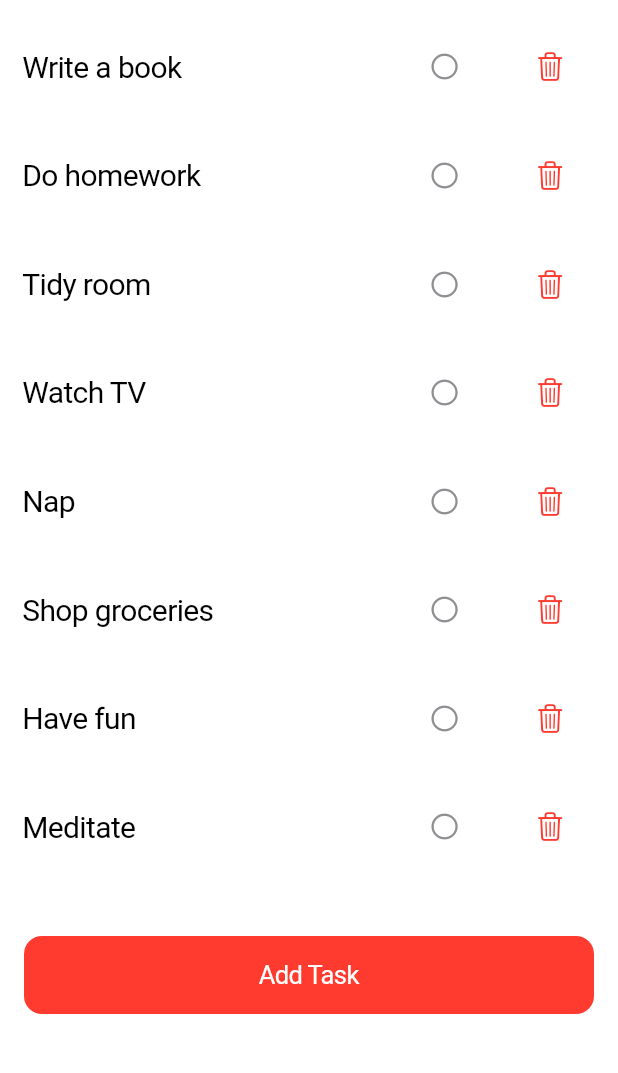
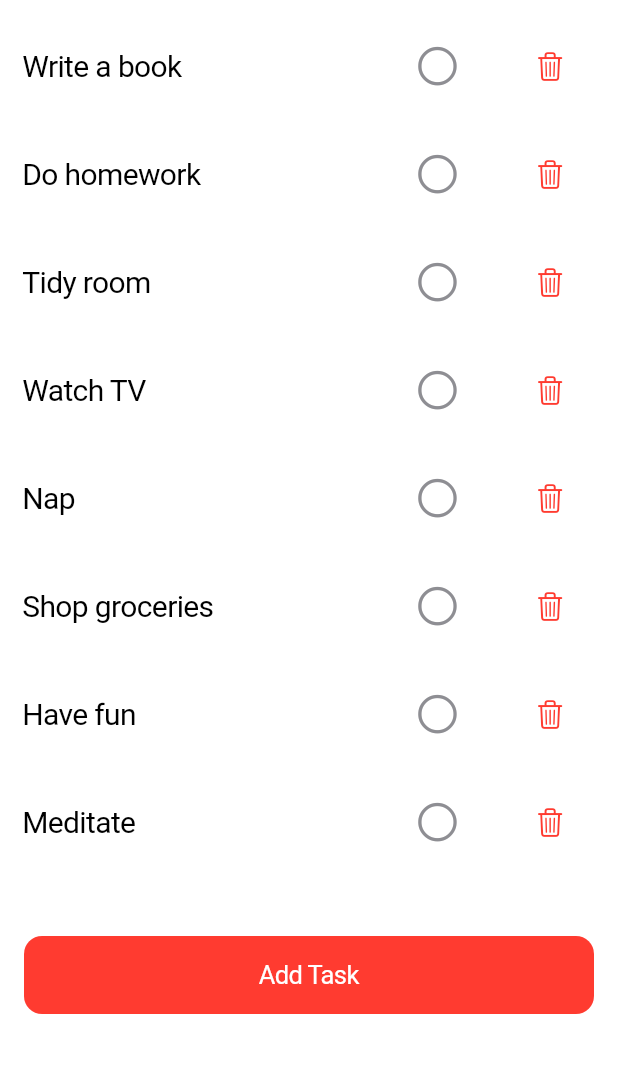
Before and after one commit to gu-tig333-ht23/gusisevi, a Flutter app: the screen it shows after launch, on a phone screen of 412 x 824 dp, the part 132-1205 px from its top. Run offline on Flutter 3.47's test engine with Material 2 defaults, Android fonts, the phone set to English and light mode, and no system bars.

Commit message:
Week 2 completed.

```diff
--- /dev/null
+++ b/lib/home_page.dart
@@ -0,0 +1,197 @@
+// Till min kodgranskare:
+// Jag använder en fruktansvärd datalagring för tillfället.
+// Den erästts med API nästa vecka
+
+import 'package:flutter/cupertino.dart';
+import 'package:flutter/services.dart';
+import 'task_item.dart';
+import 'add_task_page.dart';
+
+enum TaskFilter { all, completed, notCompleted }
+
+class TaskPage extends StatefulWidget {
+  const TaskPage({Key? key}) : super(key: key);
+
+  @override
+  TaskPageState createState() => TaskPageState();
+}
+
+class TaskPageState extends State<TaskPage> {
+  TaskFilter currentFilter = TaskFilter.all;
+  List<Task> _getFilteredTasks() {
+    switch (currentFilter) {
+      case TaskFilter.all:
+        return tasks;
+      case TaskFilter.completed:
+        return tasks.where((task) => task.isCompleted).toList();
+      case TaskFilter.notCompleted:
+        return tasks.where((task) => !task.isCompleted).toList();
+      default:
+        return tasks;
+    }
+  }
+
+  List<Task> tasks = [
+    Task(name: 'Write a book'),
+    Task(name: 'Do homework'),
+    Task(name: 'Tidy room'),
+    Task(name: 'Watch TV'),
+    Task(name: 'Nap'),
+    Task(name: 'Shop groceries'),
+    Task(name: 'Have fun'),
+    Task(name: 'Meditate'),
+    // TO DO: Will be replaced with API. This is temporary solution.
+  ];
+
+  @override
+  Widget build(BuildContext context) {
+    return CupertinoPageScaffold(
+      child: Stack(
+        children: [
+          CustomScrollView(
+            slivers: <Widget>[
+              CupertinoSliverNavigationBar(
+                largeTitle: Text('Vincent To Do'),
+                trailing: CupertinoButton(
+                  padding: EdgeInsets.zero,
+                  color: CupertinoTheme.of(context).primaryColor,
+                  borderRadius: BorderRadius.circular(25.0),
+                  child: Icon(CupertinoIcons.ellipsis),
+                  onPressed: () {
+                    print("Menu Button Pressed");
+                    _showMenu();
+                  },
+                ),
+              ),
+              SliverList(
+                delegate: SliverChildBuilderDelegate(
+                  (BuildContext context, int index) {
+                    final taskItem = _getFilteredTasks()[index];
+                    return Dismissible(
+                      key: ValueKey(taskItem.name),
+                      background: Container(
+                        color: CupertinoColors.destructiveRed,
+                        alignment: Alignment.centerRight,
+                        child: Padding(
+                          padding: const EdgeInsets.only(right: 10.0),
+                          child: Icon(CupertinoIcons.delete),
+                        ),
+                      ),
+                      secondaryBackground: Container(
+                        alignment: Alignment.centerRight,
+                        color: CupertinoColors.destructiveRed,
+                        child: Row(
+                          mainAxisAlignment: MainAxisAlignment.end,
+                          children: [
+                            Text("Delete",
+                                style: TextStyle(color: CupertinoColors.white)),
+                            SizedBox(width: 10),
+                            Icon(CupertinoIcons.delete,
+                                color: CupertinoColors.white),
+                          ],
+                        ),
+                      ),
+                      onDismissed: (direction) {
+                        final deletedTask =
+                            taskItem; // TO DO: Repalce with API.
+
+                        setState(() {
+                          HapticFeedback.selectionClick();
+                          tasks.remove(deletedTask); // TO DO: Replace with API.
+                        });
+                      },
+                      child: TaskItem(
+                        task: taskItem,
+                        onDelete: () {
+                          setState(() {
+                            tasks.remove(taskItem); // TO DO: Repalce with API.
+                          });
+                        },
+                        onToggleComplete: () {
+                          setState(() {
+                            tasks[index].isCompleted =
+                                !tasks[index].isCompleted;
+                          });
+                        },
+                      ),
+                    );
+                  },
+                  childCount: _getFilteredTasks().length,
+                ),
+              ),
+            ],
+          ),
+          Positioned(
+            left: 16,
+            right: 16,
+            bottom: 60,
+            child: CupertinoButton.filled(
+              child: Text('Add Task'),
+              onPressed: () async {
+                HapticFeedback.selectionClick();
+
+                String? newTask = await Navigator.of(context).push<String>(
+                  CupertinoPageRoute(
+                    builder: (context) => AddTaskPage(),
+                  ),
+                );
+
+                print("Returned task: $newTask");
+                if (newTask != null && newTask.isNotEmpty) {
+                  setState(() {
+                    tasks.add(Task(name: newTask));
+                  });
+                }
+              },
+            ),
+          ),
+        ],
+      ),
+    );
+  }
+
+  void _showMenu() {
+    showCupertinoModalPopup(
+      context: context,
+      builder: (context) => CupertinoActionSheet(
+        title: Text('Filter tasks'),
+        actions: [
+          CupertinoActionSheetAction(
+            child: Text('All'),
+            onPressed: () {
+              setState(() {
+                currentFilter = TaskFilter.all;
+              });
+              Navigator.pop(context);
+            },
+          ),
+          CupertinoActionSheetAction(
+            child: Text('Completed'),
+            onPressed: () {
+              setState(() {
+                currentFilter = TaskFilter.completed;
+              });
+              Navigator.pop(context);
+            },
+          ),
+          CupertinoActionSheetAction(
+            child: Text('Not completed'),
+            onPressed: () {
+              setState(() {
+                currentFilter = TaskFilter.notCompleted;
+              });
+              Navigator.pop(context);
+            },
+          ),
+        ],
+        cancelButton: CupertinoActionSheetAction(
+          isDefaultAction: true,
+          child: Text('Cancel'),
+          onPressed: () {
+            Navigator.pop(context);
+          },
+        ),
+      ),
+    );
+  }
+}
--- a/lib/main.dart
+++ b/lib/main.dart
@@ -1,11 +1,11 @@
 import 'package:flutter/cupertino.dart';
-import 'task_page.dart';
+import 'home_page.dart';
 
 void main() {
-  runApp(MyApp());
+  runApp(TodoApp());
 }
 
-class MyApp extends StatelessWidget {
+class TodoApp extends StatelessWidget {
   @override
   Widget build(BuildContext context) {
     return CupertinoApp(
--- a/lib/task_item.dart
+++ b/lib/task_item.dart
@@ -1,44 +1,79 @@
 import 'package:flutter/cupertino.dart';
 import 'package:flutter/services.dart';
 
+// TO DO: class Task will be replaced with API. This is a temporary solution.
+class Task {
+  final String name;
+  bool isCompleted;
+
+  Task({required this.name, this.isCompleted = false});
+}
+
 class TaskItem extends StatelessWidget {
-  final String task;
+  final Task task;
+  final VoidCallback onDelete;
+  final VoidCallback onToggleComplete;
 
   TaskItem({
-    super.key,
+    Key? key,
     required this.task,
-    // TO DO: isCompleted state
-  });
+    required this.onDelete,
+    required this.onToggleComplete,
+  }) : super(key: key);
 
   @override
   Widget build(BuildContext context) {
     return Padding(
-      padding: EdgeInsets.symmetric(vertical: 10.0, horizontal: 15.0),
+      padding: EdgeInsets.symmetric(vertical: 5.0, horizontal: 15.0),
       child: Row(
         children: [
-          Expanded(
-            child: Text(task, style: TextStyle(fontSize: 20)),
-          ),
-          CupertinoButton(
-            onPressed: () {
-              print("Completed button pressed");
-              // TO DO: Implement completed state
-              HapticFeedback.selectionClick();
-            },
-            child:
-                Icon(CupertinoIcons.circle, color: CupertinoColors.systemGrey),
-          ),
+          _buildTaskText(),
+          _buildToggleCompleteButton(context),
           SizedBox(width: 10),
-          CupertinoButton(
-            onPressed: () {
-              print("Delete button pressed");
-              // TO DO: Implement delete
-            },
-            child: Icon(CupertinoIcons.delete,
-                color: CupertinoColors.destructiveRed),
-          ),
+          _buildDeleteButton(),
         ],
       ),
     );
   }
+
+  Widget _buildTaskText() {
+    return Expanded(
+      child: Text(
+        task.name,
+        style: TextStyle(
+          fontSize: 20,
+          decoration: task.isCompleted ? TextDecoration.lineThrough : null,
+          color: task.isCompleted ? CupertinoColors.systemGrey : null,
+        ),
+      ),
+    );
+  }
+
+  Widget _buildToggleCompleteButton(BuildContext context) {
+    return CupertinoButton(
+      onPressed: () {
+        HapticFeedback.selectionClick();
+        onToggleComplete();
+      },
+      child: Icon(
+        task.isCompleted
+            ? CupertinoIcons.checkmark_circle_fill
+            : CupertinoIcons.circle,
+        color: task.isCompleted
+            ? CupertinoTheme.of(context).primaryColor
+            : CupertinoColors.systemGrey,
+        size: 30.0,
+      ),
+    );
+  }
+
+  Widget _buildDeleteButton() {
+    return CupertinoButton(
+      onPressed: () {
+        HapticFeedback.selectionClick();
+        onDelete();
+      },
+      child: Icon(CupertinoIcons.delete, color: CupertinoColors.destructiveRed),
+    );
+  }
 }
--- a/lib/task_page.dart
+++ /dev/null
@@ -1,109 +0,0 @@
-import 'package:flutter/cupertino.dart';
-import 'package:flutter/services.dart';
-import 'task_item.dart';
-import 'add_task_page.dart';
-
-class TaskPage extends StatelessWidget {
-  final List<String> tasks = [
-    'Write a book',
-    'Do homework',
-    'Tidy room',
-    'Watch TV',
-    'Nap',
-    'Shop groceries',
-    'Have fun',
-    'Meditate',
-    // TO DO: Implement proper, flexible data structure for this
-  ];
-
-  @override
-  Widget build(BuildContext context) {
-    return CupertinoPageScaffold(
-      child: Stack(
-        children: [
-          CustomScrollView(
-            slivers: <Widget>[
-              CupertinoSliverNavigationBar(
-                largeTitle: Text('Vincent To Do'),
-                trailing: CupertinoButton(
-                  padding: EdgeInsets.zero,
-                  color: CupertinoTheme.of(context).primaryColor,
-                  borderRadius: BorderRadius.circular(25.0),
-                  child: Icon(CupertinoIcons.ellipsis),
-                  onPressed: () {
-                    print("Menu Button Pressed");
-                    _showMenu(context);
-                  },
-                ),
-              ),
-              SliverList(
-                delegate: SliverChildBuilderDelegate(
-                  (BuildContext context, int index) {
-                    return TaskItem(
-                      task: tasks[index],
-                    );
-                  },
-                  childCount: tasks.length,
-                ),
-              ),
-            ],
-          ),
-          Positioned(
-            left: 16,
-            right: 16,
-            bottom: 60,
-            child: CupertinoButton.filled(
-              child: Text('Add Task'),
-              onPressed: () {
-                print("Add Task Button Pressed");
-                HapticFeedback.selectionClick();
-                Navigator.of(context).push(CupertinoPageRoute(
-                  builder: (context) => AddTaskPage(),
-                ));
-              },
-            ),
-          ),
-        ],
-      ),
-    );
-  }
-}
-
-void _showMenu(BuildContext context) {
-  showCupertinoModalPopup(
-    context: context,
-    builder: (context) => CupertinoActionSheet(
-      title: Text('Show'),
-      actions: [
-        CupertinoActionSheetAction(
-          child: Text('All'),
-          onPressed: () {
-            // TO DO: Handle "All" action here
-            Navigator.pop(context);
-          },
-        ),
-        CupertinoActionSheetAction(
-          child: Text('Done'),
-          onPressed: () {
-            // TO DO: Handle "Done" action here
-            Navigator.pop(context);
-          },
-        ),
-        CupertinoActionSheetAction(
-          child: Text('Undone'),
-          onPressed: () {
-            // TO DO: Handle "Undone" action here
-            Navigator.pop(context);
-          },
-        ),
-      ],
-      cancelButton: CupertinoActionSheetAction(
-        isDefaultAction: true,
-        child: Text('Cancel'),
-        onPressed: () {
-          Navigator.pop(context);
-        },
-      ),
-    ),
-  );
-}
```
Also changed, not shown: lib/add_task_page.dart (+41 -12 lines).
